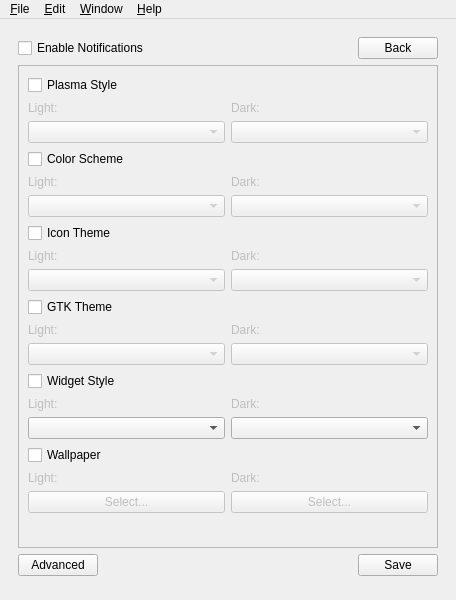
First picture: the form in src/mainwindow.ui, repository baduhai/Koi, before the edit.
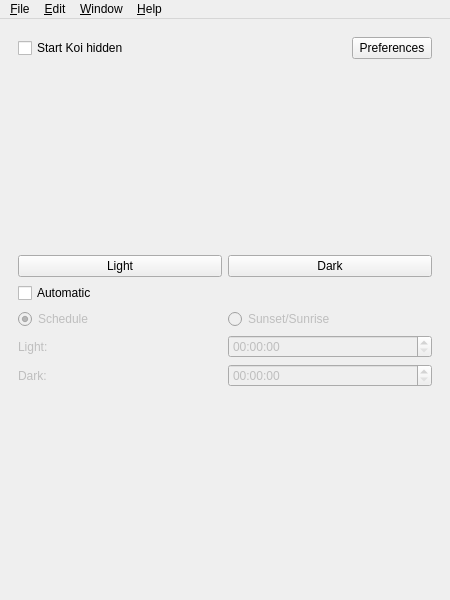
Second picture: the form after the edit. The open tabs and pages were chosen to show the change. Icons and pictures are not drawn. Custom widgets are drawn as their Qt base class.

Commit message: Code Clean up for a new settings page

What changed in the file:
```diff
--- a/src/mainwindow.ui
+++ b/src/mainwindow.ui
@@ -23,11 +23,7 @@
      <widget class="KMessageWidget" name="resMsg"/>
     </item>
     <item row="0" column="0">
-     <widget class="QStackedWidget" name="mainStack">
-      <property name="currentIndex">
-       <number>2</number>
-      </property>
-      <widget class="QWidget" name="mainPage">
+     <widget class="QFrame" name="mainStack">
        <layout class="QGridLayout" name="gridLayout_2">
         <item row="6" column="0">
          <layout class="QHBoxLayout" name="darkTime">
@@ -194,799 +190,6 @@
          </spacer>
         </item>
        </layout>
-      </widget>
-      <widget class="QWidget" name="settingsPage">
-       <layout class="QGridLayout" name="gridLayout_3">
-        <item row="1" column="0">
-         <widget class="QScrollArea" name="scrollArea">
-          <property name="widgetResizable">
-           <bool>true</bool>
-          </property>
-          <widget class="QWidget" name="scrollAreaWidgetContents">
-           <property name="geometry">
-            <rect>
-             <x>0</x>
-             <y>-148</y>
-             <width>395</width>
-             <height>730</height>
-            </rect>
-           </property>
-           <layout class="QFormLayout" name="formLayout">
-            <item row="0" column="0" colspan="2">
-             <layout class="QVBoxLayout" name="plasmaStyle">
-              <item>
-               <widget class="QCheckBox" name="styleCheckBox">
-                <property name="toolTip">
-                 <string>This option supersedes Color Scheme and Icon Theme</string>
-                </property>
-                <property name="text">
-                 <string>Plasma Style</string>
-                </property>
-               </widget>
-              </item>
-              <item>
-               <layout class="QHBoxLayout" name="horizontalLayout_3">
-                <item>
-                 <widget class="QLabel" name="lightStyle">
-                  <property name="enabled">
-                   <bool>false</bool>
-                  </property>
-                  <property name="text">
-                   <string>Light:</string>
-                  </property>
-                 </widget>
-                </item>
-                <item>
-                 <widget class="QLabel" name="darkStyle">
-                  <property name="enabled">
-                   <bool>false</bool>
-                  </property>
-                  <property name="text">
-                   <string>Dark:</string>
-                  </property>
-                 </widget>
-                </item>
-               </layout>
-              </item>
-              <item>
-               <layout class="QHBoxLayout" name="horizontalLayout_4">
-                <item>
-                 <widget class="QComboBox" name="lightDropStyle">
-                  <property name="enabled">
-                   <bool>false</bool>
-                  </property>
-                 </widget>
-                </item>
-                <item>
-                 <widget class="QComboBox" name="darkDropStyle">
-                  <property name="enabled">
-                   <bool>false</bool>
-                  </property>
-                 </widget>
-                </item>
-               </layout>
-              </item>
-             </layout>
-            </item>
-            <item row="1" column="0" colspan="2">
-             <layout class="QVBoxLayout" name="colorScheme">
-              <item>
-               <widget class="QCheckBox" name="colorCheckBox">
-                <property name="text">
-                 <string>Color Scheme</string>
-                </property>
-               </widget>
-              </item>
-              <item>
-               <layout class="QHBoxLayout" name="horizontalLayout_5">
-                <item>
-                 <widget class="QLabel" name="lightColor">
-                  <property name="enabled">
-                   <bool>false</bool>
-                  </property>
-                  <property name="text">
-                   <string>Light:</string>
-                  </property>
-                 </widget>
-                </item>
-                <item>
-                 <widget class="QLabel" name="darkColor">
-                  <property name="enabled">
-                   <bool>false</bool>
-                  </property>
-                  <property name="text">
-                   <string>Dark:</string>
-                  </property>
-                 </widget>
-                </item>
-               </layout>
-              </item>
-              <item>
-               <layout class="QHBoxLayout" name="horizontalLayout_6">
-                <item>
-                 <widget class="QComboBox" name="lightDropColor">
-                  <property name="enabled">
-                   <bool>false</bool>
-                  </property>
-                 </widget>
-                </item>
-                <item>
-                 <widget class="QComboBox" name="darkDropColor">
-                  <property name="enabled">
-                   <bool>false</bool>
-                  </property>
-                 </widget>
-                </item>
-               </layout>
-              </item>
-             </layout>
-            </item>
-            <item row="2" column="0" colspan="2">
-             <layout class="QVBoxLayout" name="iconTheme">
-              <item>
-               <widget class="QCheckBox" name="iconCheckBox">
-                <property name="text">
-                 <string>Icon Theme</string>
-                </property>
-               </widget>
-              </item>
-              <item>
-               <layout class="QHBoxLayout" name="horizontalLayout_7">
-                <item>
-                 <widget class="QLabel" name="lightIcon">
-                  <property name="enabled">
-                   <bool>false</bool>
-                  </property>
-                  <property name="text">
-                   <string>Light:</string>
-                  </property>
-                 </widget>
-                </item>
-                <item>
-                 <widget class="QLabel" name="darkIcon">
-                  <property name="enabled">
-                   <bool>false</bool>
-                  </property>
-                  <property name="text">
-                   <string>Dark:</string>
-                  </property>
-                 </widget>
-                </item>
-               </layout>
-              </item>
-              <item>
-               <layout class="QHBoxLayout" name="horizontalLayout_8">
-                <item>
-                 <widget class="QComboBox" name="lightDropIcon">
-                  <property name="enabled">
-                   <bool>false</bool>
-                  </property>
-                 </widget>
-                </item>
-                <item>
-                 <widget class="QComboBox" name="darkDropIcon">
-                  <property name="enabled">
-                   <bool>false</bool>
-                  </property>
-                 </widget>
-                </item>
-               </layout>
-              </item>
-             </layout>
-            </item>
-            <item row="3" column="0" colspan="2">
-             <layout class="QVBoxLayout" name="gtkTheme">
-              <item>
-               <widget class="QCheckBox" name="gtkCheckBox">
-                <property name="toolTip">
-                 <string>GTK applications must be restarted for changes to take effect.</string>
-                </property>
-                <property name="text">
-                 <string>GTK Theme</string>
-                </property>
-               </widget>
-              </item>
-              <item>
-               <layout class="QHBoxLayout" name="horizontalLayout_11">
-                <item>
-                 <widget class="QLabel" name="lightGtk">
-                  <property name="enabled">
-                   <bool>false</bool>
-                  </property>
-                  <property name="text">
-                   <string>Light:</string>
-                  </property>
-                 </widget>
-                </item>
-                <item>
-                 <widget class="QLabel" name="darkGtk">
-                  <property name="enabled">
-                   <bool>false</bool>
-                  </property>
-                  <property name="text">
-                   <string>Dark:</string>
-                  </property>
-                 </widget>
-                </item>
-               </layout>
-              </item>
-              <item>
-               <layout class="QHBoxLayout" name="horizontalLayout_12">
-                <item>
-                 <widget class="QComboBox" name="lightDropGtk">
-                  <property name="enabled">
-                   <bool>false</bool>
-                  </property>
-                 </widget>
-                </item>
-                <item>
-                 <widget class="QComboBox" name="darkDropGtk">
-                  <property name="enabled">
-                   <bool>false</bool>
-                  </property>
-                 </widget>
-                </item>
-               </layout>
-              </item>
-             </layout>
-            </item>
-            <item row="5" column="0" colspan="2">
-             <layout class="QVBoxLayout" name="WidgetStyle">
-              <item>
-               <widget class="QCheckBox" name="widgetStyleCheckBox">
-                <property name="text">
-                 <string>Widget Style</string>
-                </property>
-               </widget>
-              </item>
-              <item>
-               <layout class="QHBoxLayout" name="horizontalLayout_10">
-                <item>
-                 <widget class="QLabel" name="lightWidget">
-                  <property name="enabled">
-                   <bool>false</bool>
-                  </property>
-                  <property name="text">
-                   <string>Light:</string>
-                  </property>
-                 </widget>
-                </item>
-                <item>
-                 <widget class="QLabel" name="darkWidget">
-                  <property name="enabled">
-                   <bool>false</bool>
-                  </property>
-                  <property name="text">
-                   <string>Dark:</string>
-                  </property>
-                 </widget>
-                </item>
-               </layout>
-              </item>
-              <item>
-               <layout class="QHBoxLayout" name="horizontalLayout_15">
-                <item>
-                 <widget class="QComboBox" name="lightDropWidget">
-                  <property name="enabled">
-                   <bool>true</bool>
-                  </property>
-                 </widget>
-                </item>
-                <item>
-                 <widget class="QComboBox" name="darkDropWidget"/>
-                </item>
-               </layout>
-              </item>
-             </layout>
-            </item>
-            <item row="6" column="0" colspan="2">
-             <layout class="QVBoxLayout" name="wallpaper">
-              <item>
-               <widget class="QCheckBox" name="wallCheckBox">
-                <property name="text">
-                 <string>Wallpaper</string>
-                </property>
-               </widget>
-              </item>
-              <item>
-               <layout class="QHBoxLayout" name="horizontalLayout_13">
-                <item>
-                 <widget class="QLabel" name="lightWall">
-                  <property name="enabled">
-                   <bool>false</bool>
-                  </property>
-                  <property name="text">
-                   <string>Light:</string>
-                  </property>
-                 </widget>
-                </item>
-                <item>
-                 <widget class="QLabel" name="darkWall">
-                  <property name="enabled">
-                   <bool>false</bool>
-                  </property>
-                  <property name="text">
-                   <string>Dark:</string>
-                  </property>
-                 </widget>
-                </item>
-               </layout>
-              </item>
-              <item>
-               <layout class="QHBoxLayout" name="horizontalLayout_14">
-                <item>
-                 <widget class="QPushButton" name="lightWallBtn">
-                  <property name="enabled">
-                   <bool>false</bool>
-                  </property>
-                  <property name="maximumSize">
-                   <size>
-                    <width>16777215</width>
-                    <height>16777215</height>
-                   </size>
-                  </property>
-                  <property name="text">
-                   <string>Select...</string>
-                  </property>
-                 </widget>
-                </item>
-                <item>
-                 <widget class="QPushButton" name="darkWallBtn">
-                  <property name="enabled">
-                   <bool>false</bool>
-                  </property>
-                  <property name="maximumSize">
-                   <size>
-                    <width>16777215</width>
-                    <height>16777215</height>
-                   </size>
-                  </property>
-                  <property name="text">
-                   <string>Select...</string>
-                  </property>
-                 </widget>
-                </item>
-               </layout>
-              </item>
-             </layout>
-            </item>
-           </layout>
-          </widget>
-         </widget>
-        </item>
-        <item row="0" column="0">
-         <layout class="QHBoxLayout" name="horizontalLayout">
-          <item>
-           <widget class="QCheckBox" name="notifyCheckBox">
-            <property name="toolTip">
-             <string>If this option is enabled, Koi will notify you when themes change.</string>
-            </property>
-            <property name="text">
-             <string>Enable Notifications</string>
-            </property>
-            <property name="checked">
-             <bool>false</bool>
-            </property>
-           </widget>
-          </item>
-          <item>
-           <spacer name="horizontalSpacer_2">
-            <property name="orientation">
-             <enum>Qt::Horizontal</enum>
-            </property>
-            <property name="sizeHint" stdset="0">
-             <size>
-              <width>40</width>
-              <height>20</height>
-             </size>
-            </property>
-           </spacer>
-          </item>
-          <item>
-           <widget class="QPushButton" name="backBtn">
-            <property name="text">
-             <string>Back</string>
-            </property>
-            <property name="icon">
-             <iconset theme="draw-arrow-back">
-              <normaloff>.</normaloff>.</iconset>
-            </property>
-           </widget>
-          </item>
-         </layout>
-        </item>
-        <item row="2" column="0">
-         <layout class="QHBoxLayout" name="horizontalLayout_2">
-          <item>
-           <widget class="QPushButton" name="advancedPageBtn">
-            <property name="text">
-             <string>Advanced</string>
-            </property>
-           </widget>
-          </item>
-          <item>
-           <spacer name="horizontalSpacer_3">
-            <property name="orientation">
-             <enum>Qt::Horizontal</enum>
-            </property>
-            <property name="sizeHint" stdset="0">
-             <size>
-              <width>40</width>
-              <height>20</height>
-             </size>
-            </property>
-           </spacer>
-          </item>
-          <item>
-           <widget class="QPushButton" name="applyBtn">
-            <property name="text">
-             <string>Save</string>
-            </property>
-            <property name="icon">
-             <iconset theme="stock_save">
-              <normaloff>.</normaloff>.</iconset>
-            </property>
-           </widget>
-          </item>
-         </layout>
-        </item>
-       </layout>
-      </widget>
-      <widget class="QWidget" name="AdvancedPage">
-       <property name="minimumSize">
-        <size>
-         <width>438</width>
-         <height>0</height>
-        </size>
-       </property>
-       <widget class="QWidget" name="horizontalLayoutWidget">
-        <property name="geometry">
-         <rect>
-          <x>0</x>
-          <y>10</y>
-          <width>431</width>
-          <height>51</height>
-         </rect>
-        </property>
-        <layout class="QHBoxLayout" name="horizontalLayout_9">
-         <item>
-          <widget class="QPushButton" name="advancedPageHomeBtn">
-           <property name="text">
-            <string>Home</string>
-           </property>
-          </widget>
-         </item>
-         <item>
-          <spacer name="spacer_99">
-           <property name="orientation">
-            <enum>Qt::Horizontal</enum>
-           </property>
-           <property name="sizeHint" stdset="0">
-            <size>
-             <width>40</width>
-             <height>20</height>
-            </size>
-           </property>
-          </spacer>
-         </item>
-         <item>
-          <widget class="QPushButton" name="advancedPageBackBtn">
-           <property name="text">
-            <string>Back</string>
-           </property>
-           <property name="icon">
-            <iconset theme="back">
-             <normaloff>.</normaloff>.</iconset>
-           </property>
-          </widget>
-         </item>
-        </layout>
-       </widget>
-       <widget class="QScrollArea" name="scrollArea_2">
-        <property name="geometry">
-         <rect>
-          <x>0</x>
-          <y>60</y>
-          <width>431</width>
-          <height>441</height>
-         </rect>
-        </property>
-        <property name="widgetResizable">
-         <bool>true</bool>
-        </property>
-        <widget class="QWidget" name="scrollAreaWidgetContents_2">
-         <property name="geometry">
-          <rect>
-           <x>0</x>
-           <y>0</y>
-           <width>400</width>
-           <height>442</height>
-          </rect>
-         </property>
-         <layout class="QFormLayout" name="formLayout_2">
-          <item row="0" column="0" colspan="2">
-           <layout class="QVBoxLayout" name="kvantumStyle">
-            <item>
-             <layout class="QHBoxLayout" name="horizontalLayout_18">
-              <item>
-               <spacer name="horizontalSpacer_6">
-                <property name="orientation">
-                 <enum>Qt::Horizontal</enum>
-                </property>
-                <property name="sizeHint" stdset="0">
-                 <size>
-                  <width>40</width>
-                  <height>20</height>
-                 </size>
-                </property>
-               </spacer>
-              </item>
-              <item>
-               <widget class="QLabel" name="label">
-                <property name="text">
-                 <string>Kvantum</string>
-                </property>
-               </widget>
-              </item>
-              <item>
-               <spacer name="horizontalSpacer_5">
-                <property name="orientation">
-                 <enum>Qt::Horizontal</enum>
-                </property>
-                <property name="sizeHint" stdset="0">
-                 <size>
-                  <width>40</width>
-                  <height>20</height>
-                 </size>
-                </property>
-               </spacer>
-              </item>
-             </layout>
-            </item>
-            <item>
-             <layout class="QHBoxLayout" name="horizontalLayout_16">
-              <item>
-               <widget class="QLabel" name="lightKvantumStyle">
-                <property name="enabled">
-                 <bool>false</bool>
-                </property>
-                <property name="text">
-                 <string>Light:</string>
-                </property>
-               </widget>
-              </item>
-              <item>
-               <widget class="QLabel" name="darkKvantumStyle">
-                <property name="enabled">
-                 <bool>false</bool>
-                </property>
-                <property name="text">
-                 <string>Dark:</string>
-                </property>
-               </widget>
-              </item>
-             </layout>
-            </item>
-            <item>
-             <layout class="QHBoxLayout" name="horizontalLayout_17">
-              <item>
-               <widget class="QComboBox" name="lightDropKvantumStyle"/>
-              </item>
-              <item>
-               <widget class="QComboBox" name="darkDropKvantumStyle"/>
-              </item>
-             </layout>
-            </item>
-           </layout>
-          </item>
-          <item row="1" column="0" colspan="2">
-           <layout class="QVBoxLayout" name="cursorStyle">
-            <item>
-             <layout class="QHBoxLayout" name="horizontalLayout_20">
-              <item>
-               <spacer name="horizontalSpacer_7">
-                <property name="orientation">
-                 <enum>Qt::Horizontal</enum>
-                </property>
-                <property name="sizeHint" stdset="0">
-                 <size>
-                  <width>40</width>
-                  <height>20</height>
-                 </size>
-                </property>
-               </spacer>
-              </item>
-              <item>
-               <widget class="QLabel" name="CursorStyleLabel">
-                <property name="text">
-                 <string>Cursors</string>
-                </property>
-               </widget>
-              </item>
-              <item>
-               <spacer name="horizontalSpacer_8">
-                <property name="orientation">
-                 <enum>Qt::Horizontal</enum>
-                </property>
-                <property name="sizeHint" stdset="0">
-                 <size>
-                  <width>40</width>
-                  <height>20</height>
-                 </size>
-                </property>
-               </spacer>
-              </item>
-             </layout>
-            </item>
-            <item>
-             <layout class="QHBoxLayout" name="horizontalLayout_21">
-              <item>
-               <widget class="QLabel" name="lightCursor">
-                <property name="enabled">
-                 <bool>false</bool>
-                </property>
-                <property name="text">
-                 <string>Light:</string>
-                </property>
-               </widget>
-              </item>
-              <item>
-               <widget class="QLabel" name="darkCursor">
-                <property name="enabled">
-                 <bool>false</bool>
-                </property>
-                <property name="text">
-                 <string>Dark:</string>
-                </property>
-               </widget>
-              </item>
-             </layout>
-            </item>
-            <item>
-             <layout class="QHBoxLayout" name="horizontalLayout_22">
-              <item>
-               <widget class="QComboBox" name="lightDropCursor"/>
-              </item>
-              <item>
-               <widget class="QComboBox" name="darkDropCursor"/>
-              </item>
-             </layout>
-            </item>
-           </layout>
-          </item>
-          <item row="2" column="0" colspan="2">
-           <layout class="QVBoxLayout" name="windowDecoration">
-            <item>
-             <layout class="QHBoxLayout" name="horizontalLayout_26">
-              <item>
-               <spacer name="horizontalSpacer_11">
-                <property name="orientation">
-                 <enum>Qt::Horizontal</enum>
-                </property>
-                <property name="sizeHint" stdset="0">
-                 <size>
-                  <width>40</width>
-                  <height>20</height>
-                 </size>
-                </property>
-               </spacer>
-              </item>
-              <item>
-               <widget class="QLabel" name="CursorStyleLabel_3">
-                <property name="text">
-                 <string>Window Decoration</string>
-                </property>
-               </widget>
-              </item>
-              <item>
-               <spacer name="horizontalSpacer_12">
-                <property name="orientation">
-                 <enum>Qt::Horizontal</enum>
-                </property>
-                <property name="sizeHint" stdset="0">
-                 <size>
-                  <width>40</width>
-                  <height>20</height>
-                 </size>
-                </property>
-               </spacer>
-              </item>
-             </layout>
-            </item>
-            <item>
-             <layout class="QHBoxLayout" name="horizontalLayout_27">
-              <item>
-               <widget class="QLabel" name="lightCursorStyle_3">
-                <property name="enabled">
-                 <bool>false</bool>
-                </property>
-                <property name="text">
-                 <string>Light:</string>
-                </property>
-               </widget>
-              </item>
-              <item>
-               <widget class="QLabel" name="darkCursorStyle_3">
-                <property name="enabled">
-                 <bool>false</bool>
-                </property>
-                <property name="text">
-                 <string>Dark:</string>
-                </property>
-               </widget>
-              </item>
-             </layout>
-            </item>
-            <item>
-             <layout class="QHBoxLayout" name="horizontalLayout_28">
-              <item>
-               <widget class="QComboBox" name="lightDropDecoration"/>
-              </item>
-              <item>
-               <widget class="QComboBox" name="darkDropDecoration"/>
-              </item>
-             </layout>
-            </item>
-           </layout>
-          </item>
-          <item row="3" column="0" colspan="2">
-           <layout class="QVBoxLayout" name="verticalLayout_2">
-            <item>
-             <layout class="QHBoxLayout" name="horizontalLayout_19">
-              <item>
-               <widget class="QCheckBox" name="lightScriptCheckBox">
-                <property name="text">
-                 <string>Light Script</string>
-                </property>
-               </widget>
-              </item>
-              <item>
-               <widget class="QCheckBox" name="darkScriptCheckBox">
-                <property name="text">
-                 <string>Dark Script</string>
-                </property>
-               </widget>
-              </item>
-             </layout>
-            </item>
-            <item>
-             <layout class="QHBoxLayout" name="horizontalLayout_23">
-              <item>
-               <widget class="QPushButton" name="lightScriptBtn">
-                <property name="enabled">
-                 <bool>false</bool>
-                </property>
-                <property name="text">
-                 <string>Select Light Script</string>
-                </property>
-                <property name="icon">
-                 <iconset theme="filerunner">
-                  <normaloff>.</normaloff>.</iconset>
-                </property>
-               </widget>
-              </item>
-              <item>
-               <widget class="QPushButton" name="darkScriptBtn">
-                <property name="enabled">
-                 <bool>false</bool>
-                </property>
-                <property name="text">
-                 <string>Select dark Script</string>
-                </property>
-                <property name="icon">
-                 <iconset theme="filerunner">
-                  <normaloff>.</normaloff>.</iconset>
-                </property>
-               </widget>
-              </item>
-             </layout>
-            </item>
-           </layout>
-          </item>
-         </layout>
-        </widget>
-       </widget>
-      </widget>
      </widget>
     </item>
    </layout>
```
Lines whose indentation alone changed are shown as unchanged. The commit also changes 7 other files.
